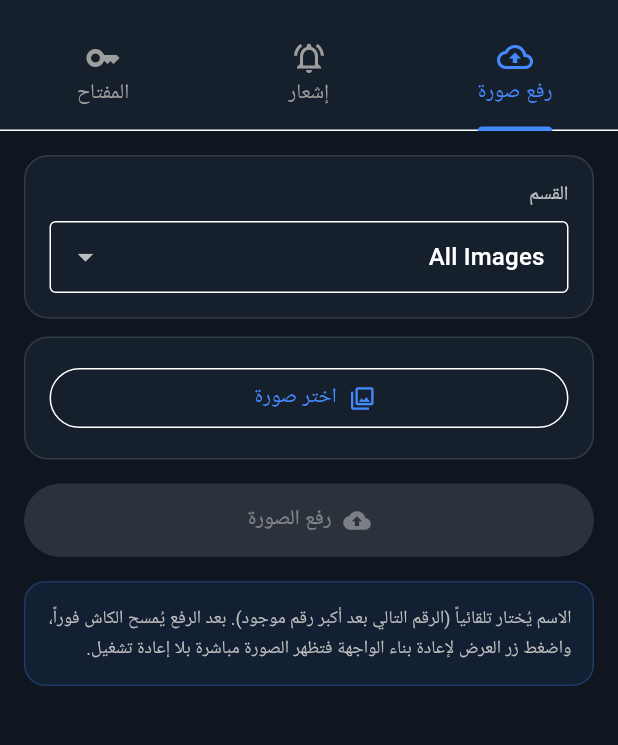
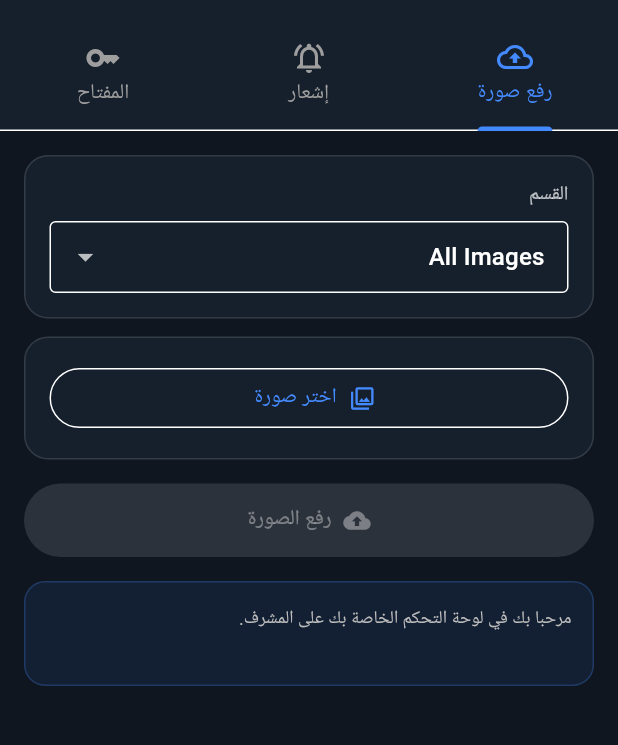
Before and after one commit to pcbalad2020-coder/my_new_flutter_app, a Flutter app: the AdminPanelScreen screen opened directly, on a phone screen of 412 x 824 dp, the part 64-809 px from its top. Run offline on Flutter 3.47's test engine with Material 3 defaults, Android fonts, the phone set to English and light mode, and no system bars; our stand-ins replace cached_network_image, device_info_plus, dio, firebase_core, firebase_messaging, flutter_local_notifications and 6 more; missing offline and left inert: saver_gallery; accounts and stored records are empty; network calls fail.

Commit message:
تحديث واجهة البرنامج أو إضافة ميزة جديدة

```diff
--- a/lib/admin_panel.dart
+++ b/lib/admin_panel.dart
@@ -589,11 +589,7 @@ class _UploadTabState extends State<_UploadTab> {
           ),
         ],
         const SizedBox(height: 16),
-        const _HintBox(
-          text: 'الاسم يُختار تلقائياً (الرقم التالي بعد أكبر رقم موجود). '
-              'بعد الرفع يُمسح الكاش فوراً، واضغط زر العرض لإعادة بناء '
-              'الواجهة فتظهر الصورة مباشرة بلا إعادة تشغيل.',
-        ),
+        const _HintBox(text: 'مرحبا بك في لوحة التحكم الخاصة بك على المشرف.\n'),
       ],
     );
   }
@@ -764,10 +760,8 @@ class _NotifyTabState extends State<_NotifyTab> {
         ],
         const SizedBox(height: 16),
         const _HintBox(
-          text: 'التطبيق لا يرسل الإشعار بنفسه: يطلق حدثاً في مستودع '
-              '${AdminConfig.controlRepo} وGitHub Action هو من يرسله بمفتاح '
-              'Firebase المحفوظ في أسرار GitHub. لن يظهر الإشعار على جهازك أنت '
-              'إذا كان التطبيق مفتوحاً في المقدمة أحياناً — جرّب بإغلاقه.',
+          text: 'الاشعارات'
+              '${AdminConfig.controlRepo}',
         ),
       ],
     );
```
